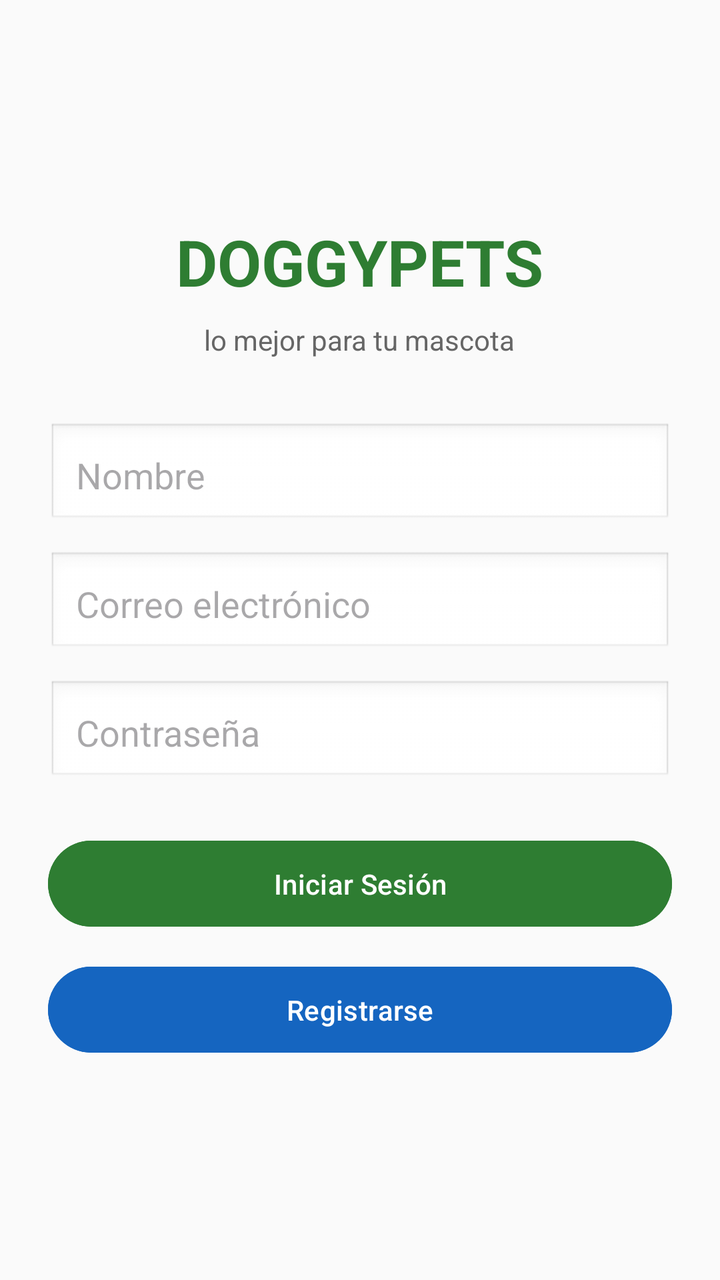
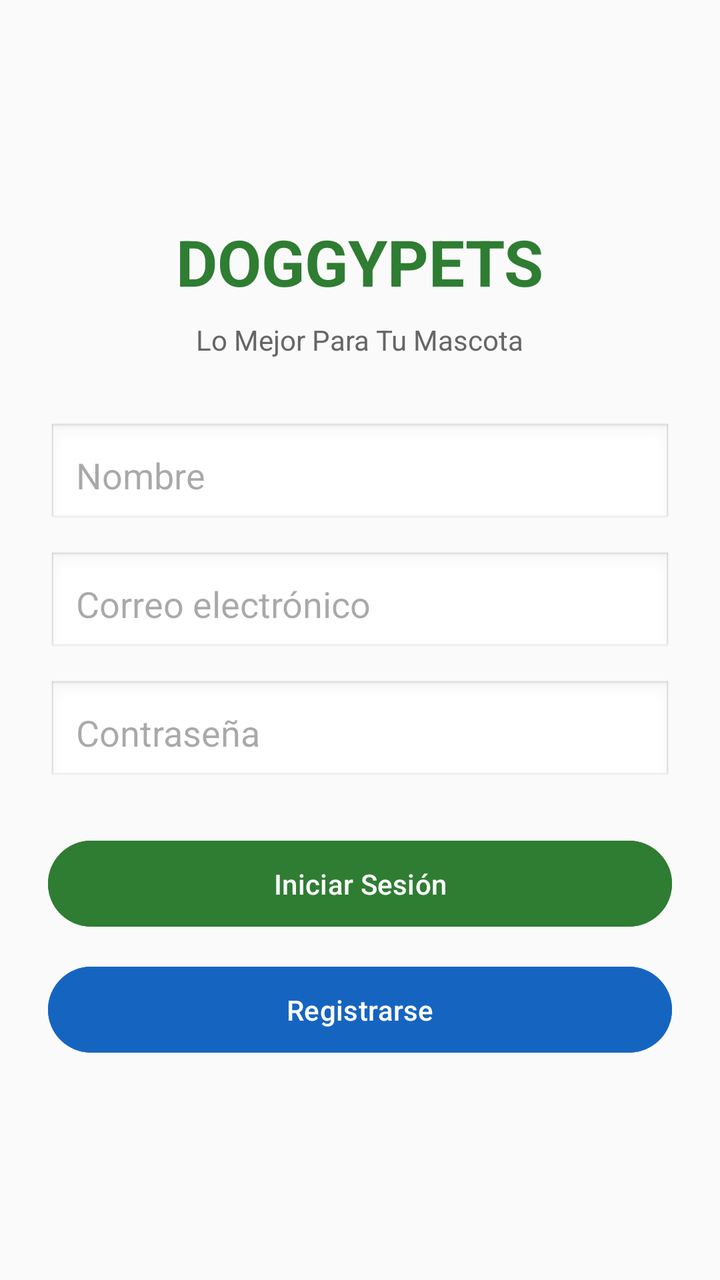

An Android layout rendered at two revisions. The XML below is the earlier revision; the diff shows what the commit changed to produce the second picture.
<!-- AndroidManifest.xml: application theme Theme.Material3.DayNight.NoActionBar -->
<!-- res/layout/activity_login.xml -->
<?xml version="1.0" encoding="utf-8"?>
<LinearLayout xmlns:android="http://schemas.android.com/apk/res/android"
    android:layout_width="match_parent"
    android:layout_height="match_parent"
    android:orientation="vertical"
    android:gravity="center"
    android:padding="24dp"
    android:background="#FAFAFA">

    <TextView
        android:layout_width="wrap_content"
        android:layout_height="wrap_content"
        android:text="DOGGYPETS"
        android:textSize="32sp"
        android:textStyle="bold"
        android:textColor="#2E7D32"
        android:layout_marginBottom="8dp" />

    <TextView
        android:layout_width="wrap_content"
        android:layout_height="wrap_content"
        android:text="lo mejor para tu mascota"
        android:textSize="14sp"
        android:textColor="#666666"
        android:layout_marginBottom="32dp" />

    <EditText
        android:id="@+id/etNombre"
        android:layout_width="match_parent"
        android:layout_height="wrap_content"
        android:hint="Nombre"
        android:inputType="textPersonName"
        android:padding="14dp"
        android:background="@android:drawable/edit_text"
        android:layout_marginBottom="12dp" />

    <EditText
        android:id="@+id/etCorreo"
        android:layout_width="match_parent"
        android:layout_height="wrap_content"
        android:hint="Correo electrónico"
        android:inputType="textEmailAddress"
        android:padding="14dp"
        android:background="@android:drawable/edit_text"
        android:layout_marginBottom="12dp" />

    <EditText
        android:id="@+id/etContrasena"
        android:layout_width="match_parent"
        android:layout_height="wrap_content"
        android:hint="Contraseña"
        android:inputType="textPassword"
        android:padding="14dp"
        android:background="@android:drawable/edit_text"
        android:layout_marginBottom="24dp" />

    <Button
        android:id="@+id/btnIniciarSesion"
        android:layout_width="match_parent"
        android:layout_height="wrap_content"
        android:text="Iniciar Sesión"
        android:backgroundTint="#2E7D32"
        android:textColor="#FFFFFF"
        android:padding="12dp"
        android:layout_marginBottom="12dp" />

    <Button
        android:id="@+id/btnRegistrar"
        android:layout_width="match_parent"
        android:layout_height="wrap_content"
        android:text="Registrarse"
        android:backgroundTint="#1565C0"
        android:textColor="#FFFFFF"
        android:padding="12dp" />

</LinearLayout>
<!-- resources referenced by this layout -->
<resources>

</resources>

<!-- the commit's change to res/layout/activity_login.xml (unified diff, before → after) -->
@@ -19,7 +19,7 @@
     <TextView
         android:layout_width="wrap_content"
         android:layout_height="wrap_content"
-        android:text="lo mejor para tu mascota"
+        android:text="Lo Mejor Para Tu Mascota"
         android:textSize="14sp"
         android:textColor="#666666"
         android:layout_marginBottom="32dp" />
